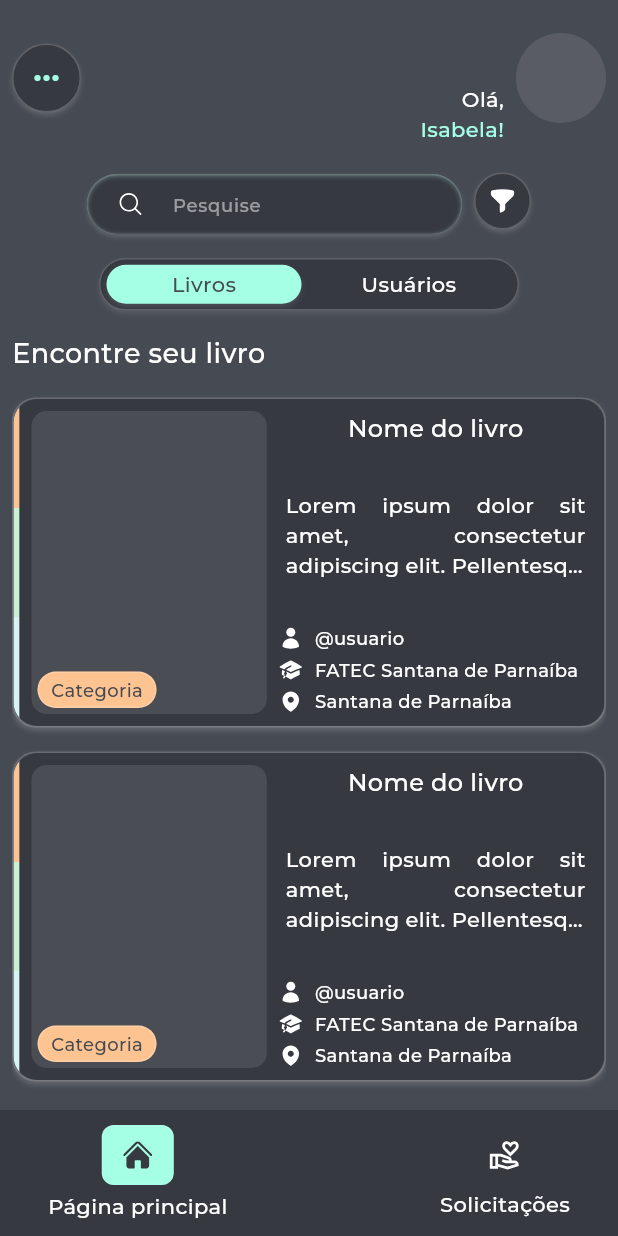
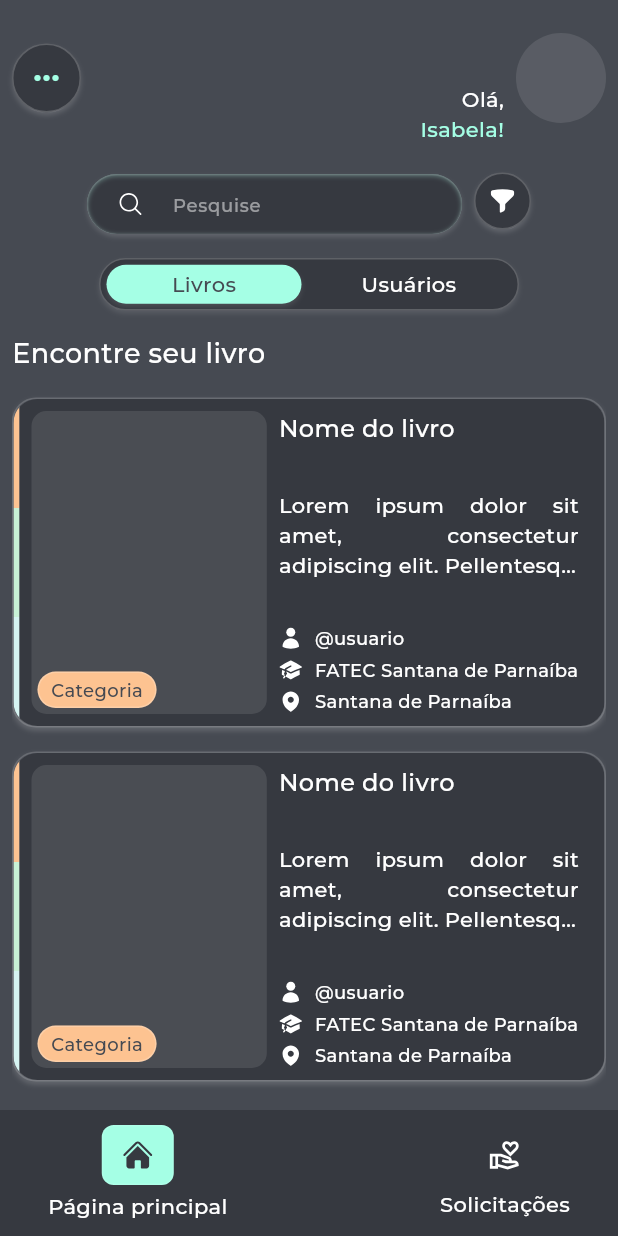
Before and after one commit to isabelafagundes/leituramiga-FLUTTER, a Flutter app: the screen it shows after launch, after a tap on "Login", on a phone screen of 412 x 824 dp. Run offline on Flutter 3.47's test engine with Material 3 defaults, Android fonts, the phone set to English and light mode, and no system bars; drawn by our look-alikes of flutter_animate; our stand-ins replace auto_route, flutter_svg; project files that could hold a hidden picture were left out.

Commit message:
Melhorias de design

```diff
--- a/leituramiga-flutter/lib/interface/widget/card/card_livro.widget.dart
+++ b/leituramiga-flutter/lib/interface/widget/card/card_livro.widget.dart
@@ -32,6 +32,13 @@ class CardLivroWidget extends StatelessWidget {
   Widget build(BuildContext context) {
     return GestureDetector(
       onTap: aoClicar,
+      child: Container(
+        decoration: false
+            ? BoxDecoration(
+                border: Border.all(color: Color(tema.accent), width: 3),
+                borderRadius: BorderRadius.circular(tema.borderRadiusM),
+              )
+            : null,
         child: CardBaseWidget(
           bordaColorida: true,
           tema: tema,
@@ -65,7 +72,20 @@ class CardLivroWidget extends StatelessWidget {
               Flexible(
                 flex: 4,
                 child: Column(
+                  mainAxisAlignment: MainAxisAlignment.start,
+                  crossAxisAlignment: CrossAxisAlignment.start,
                   children: [
+                    if (false)
+                      Row(
+                        mainAxisAlignment: MainAxisAlignment.end,
+                        crossAxisAlignment: CrossAxisAlignment.end,
+                        children: [
+                          Icon(
+                            Icons.check_circle,
+                            color: Color(tema.accent),
+                          ),
+                        ],
+                      ),
                     TextoWidget(
                       tema: tema,
                       texto: nomeLivro,
@@ -114,6 +134,7 @@ class CardLivroWidget extends StatelessWidget {
             ],
           ),
         ),
+      ),
     );
   }
 }
--- a/leituramiga-flutter/lib/interface/widget/conteudo_notificacoes.widget.dart
+++ b/leituramiga-flutter/lib/interface/widget/conteudo_notificacoes.widget.dart
@@ -31,8 +31,8 @@ class _ConteudoNotificacoesWidgetState extends State<ConteudoNotificacoesWidget>
     return _visualizarSolicitacao
         ? ConteudoResumoSolicitacaoWidget(tema: widget.tema)
         : Container(
-            width: Responsive.larguraP(context) ? Responsive.largura(context) : 600,
-            height: Responsive.larguraP(context) ? Responsive.altura(context) :  Responsive.altura(context)-40,
+            width: Responsive.largura(context) <= 600 ? Responsive.largura(context) : 600,
+            height: Responsive.largura(context) <= 600 ? Responsive.altura(context) : Responsive.altura(context) - 40,
             padding: EdgeInsets.all(widget.tema.espacamento * 2),
             child: Column(
               children: [
@@ -95,7 +95,6 @@ class _ConteudoNotificacoesWidgetState extends State<ConteudoNotificacoesWidget>
                         ],
                       ),
                     ),
-
                   ],
                 ),
                 SizedBox(height: widget.tema.espacamento * 2),
```
Also changed, not shown: leituramiga-flutter/lib/interface/page/area_logada/usuario.page.dart (+6 -24 lines), leituramiga-flutter/lib/interface/widget/conteudo_resumo_solicitacao.widget.dart (+16 -2 lines), leituramiga/lib/domain/notificacao.dart (added, +31 -0 lines). Lines whose indentation alone changed are shown as unchanged.
